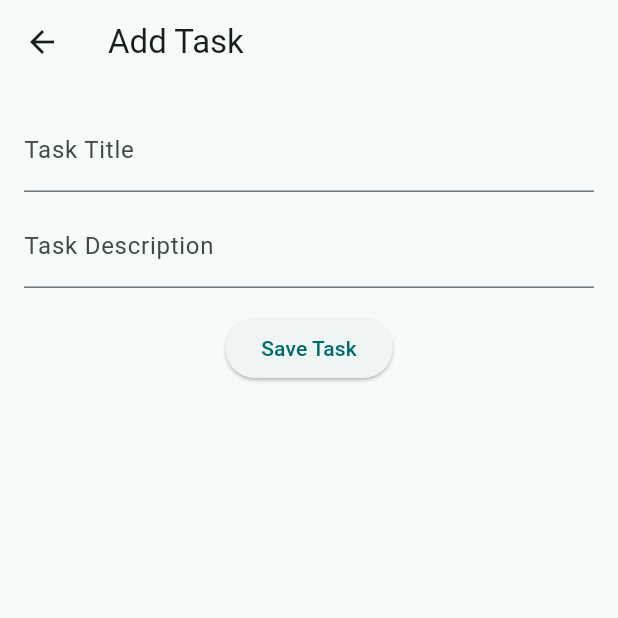
After one commit to panasheMuriro/mobile_app_projects, a Flutter app: the screen it shows after launch, after a tap on "Add Task", on a phone screen of 412 x 824 dp, the top half of it. The commit adds this screen. Run offline on Flutter 3.47's test engine with Material 3 defaults, Android fonts, the phone set to English and light mode, and no system bars.

Commit message:
navigation and routing

```diff
--- /dev/null
+++ b/todo_list/lib/AddTaskPage.dart
@@ -0,0 +1,50 @@
+
+import 'package:flutter/material.dart';
+
+class AddTaskPage extends StatelessWidget {
+  const AddTaskPage({super.key});
+
+  @override
+  Widget build(BuildContext context) {
+    final TextEditingController titleController = TextEditingController();
+    final TextEditingController descriptionController = TextEditingController();
+
+    void _saveTask() {
+      final title = titleController.text;
+      final description = descriptionController.text;
+      if (title.isNotEmpty && description.isNotEmpty) {
+        Navigator.pop(
+          context,
+          {'title': title, 'description': description},
+        );
+      }
+    }
+
+    return Scaffold(
+      appBar: AppBar(
+        title: const Text('Add Task'),
+      ),
+      body: Padding(
+        padding: const EdgeInsets.all(16),
+        child: Column(
+          children: <Widget>[
+            TextField(
+              controller: titleController,
+              decoration: const InputDecoration(labelText: 'Task Title'),
+            ),
+            const SizedBox(height: 8),
+            TextField(
+              controller: descriptionController,
+              decoration: const InputDecoration(labelText: 'Task Description'),
+            ),
+            const SizedBox(height: 16),
+            ElevatedButton(
+              onPressed: _saveTask,
+              child: const Text('Save Task'),
+            ),
+          ],
+        ),
+      ),
+    );
+  }
+}
--- /dev/null
+++ b/todo_list/lib/TaskDetailsPage.dart
@@ -0,0 +1,30 @@
+import 'package:flutter/material.dart';
+
+class TaskDetailsPage extends StatelessWidget {
+  final Map<String, dynamic> task;
+
+  const TaskDetailsPage({super.key, required this.task});
+
+  @override
+  Widget build(BuildContext context) {
+    return Scaffold(
+      appBar: AppBar(
+        title: const Text('Task Details'),
+      ),
+      body: Padding(
+        padding: const EdgeInsets.all(16),
+        child: Column(
+          crossAxisAlignment: CrossAxisAlignment.start,
+          children: <Widget>[
+            Text(
+              task['task'],
+              style: const TextStyle(fontSize: 24, fontWeight: FontWeight.bold),
+            ),
+            const SizedBox(height: 8),
+            Text(task['description']),
+          ],
+        ),
+      ),
+    );
+  }
+}
--- a/todo_list/lib/main.dart
+++ b/todo_list/lib/main.dart
@@ -1,4 +1,6 @@
 import 'package:flutter/material.dart';
+import 'package:todo_list/AddTaskPage.dart';
+import 'package:todo_list/TaskDetailsPage.dart';
 
 void main() {
   runApp(const MyApp());
@@ -28,28 +30,45 @@ class MyHomePage extends StatefulWidget {
 }
 
 class _MyHomePageState extends State<MyHomePage> {
-// List to hold the to-do items
+  final List<Map<String, dynamic>> _todoItems = [];
 
-  final List<Map<String, dynamic>> _todoItems = [];
-  final TextEditingController _controller =
-      TextEditingController(); // Controller for input
-
-  void _addTodoItem() {
-    if (_controller.text.isNotEmpty) {
+  void _addTodoItem(String title, String description) {
     setState(() {
       _todoItems.add({
-          'task': _controller.text,
-          'completed': false, // Initially, the task is not completed
+        'task': title,
+        'description': description,
+        'completed': false,
       });
     });
-      _controller.clear(); // Clear the input field after adding
-    }
   }
 
   void _toggleTask(int index) {
     setState(() {
       _todoItems[index]['completed'] = !_todoItems[index]['completed'];
     });
+  }
+
+  void _navigateToAddTaskPage() async {
+    // Navigate to AddTaskPage and wait for result
+    final newTask = await Navigator.push(
+      context,
+      MaterialPageRoute(
+        builder: (context) => const AddTaskPage(),
+      ),
+    );
+
+    if (newTask != null) {
+      _addTodoItem(newTask['title'], newTask['description']);
+    }
+  }
+
+  void _navigateToTaskDetailsPage(Map<String, dynamic> task) {
+    Navigator.push(
+      context,
+      MaterialPageRoute(
+        builder: (context) => TaskDetailsPage(task: task),
+      ),
+    );
   }
 
   @override
@@ -78,6 +97,7 @@ class _MyHomePageState extends State<MyHomePage> {
                             : TextDecoration.none,
                       ),
                     ),
+                    onTap: () => _navigateToTaskDetailsPage(task),
                     trailing: IconButton(
                       icon: Icon(
                         task['completed']
@@ -85,38 +105,16 @@ class _MyHomePageState extends State<MyHomePage> {
                             : Icons.check_box_outline_blank,
                         color: task['completed'] ? Colors.green : null,
                       ),
-                          onPressed: () =>
-                              _toggleTask(index), // Toggle completion state
+                      onPressed: () => _toggleTask(index),
                     ),
                   );
-                    })),
-            Padding(
-                padding: const EdgeInsets.all(16),
-                child: Row(
-                  children: <Widget>[
-                    Expanded(
-                        child: TextField(
-
-                      controller: _controller,
-
-                      decoration:
-                          const InputDecoration(
-                            border: OutlineInputBorder(
-                              borderRadius: BorderRadius.all(Radius.circular(10))
+                },
               ),
-                            labelText: "Enter Task"),
-                    )),
-                    CircleAvatar(
-                        backgroundColor: Colors.green,
-                        child: IconButton(
-                          icon: const Icon(
-                            Icons.add,
-                            color: Colors.white,
             ),
-                          onPressed: _addTodoItem,
-                        ))
-                  ],
-                ))
+            ElevatedButton(
+              onPressed: _navigateToAddTaskPage,
+              child: const Text('Add Task'),
+            ),
           ],
         ),
       ),
```
Lines whose indentation alone changed are shown as unchanged.
